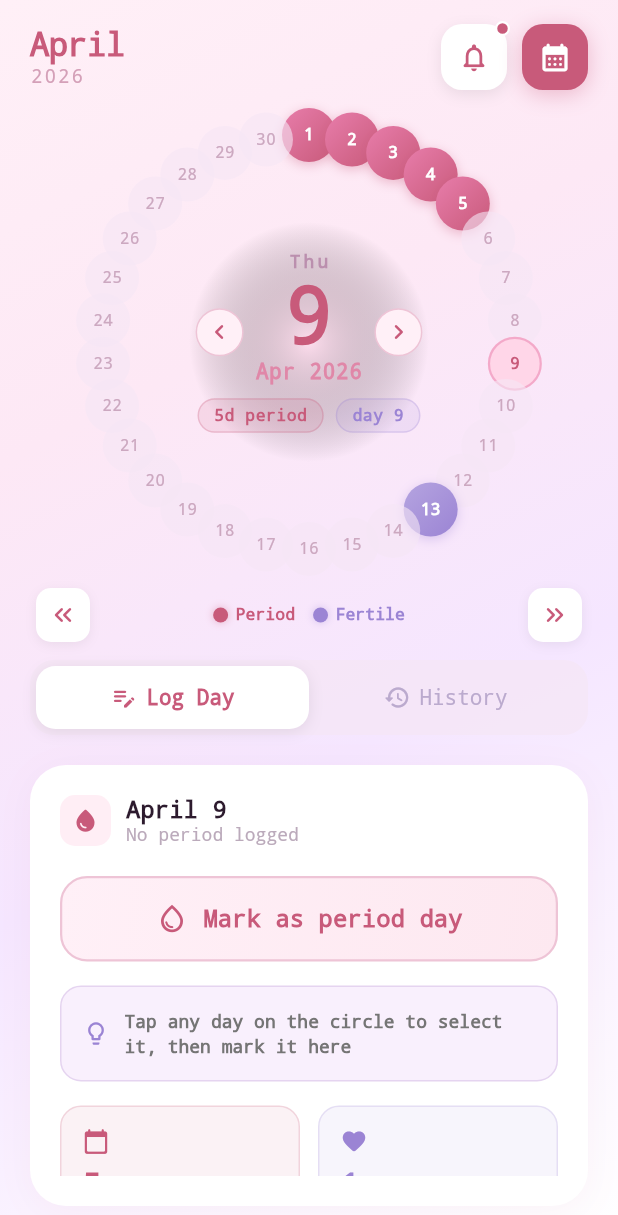
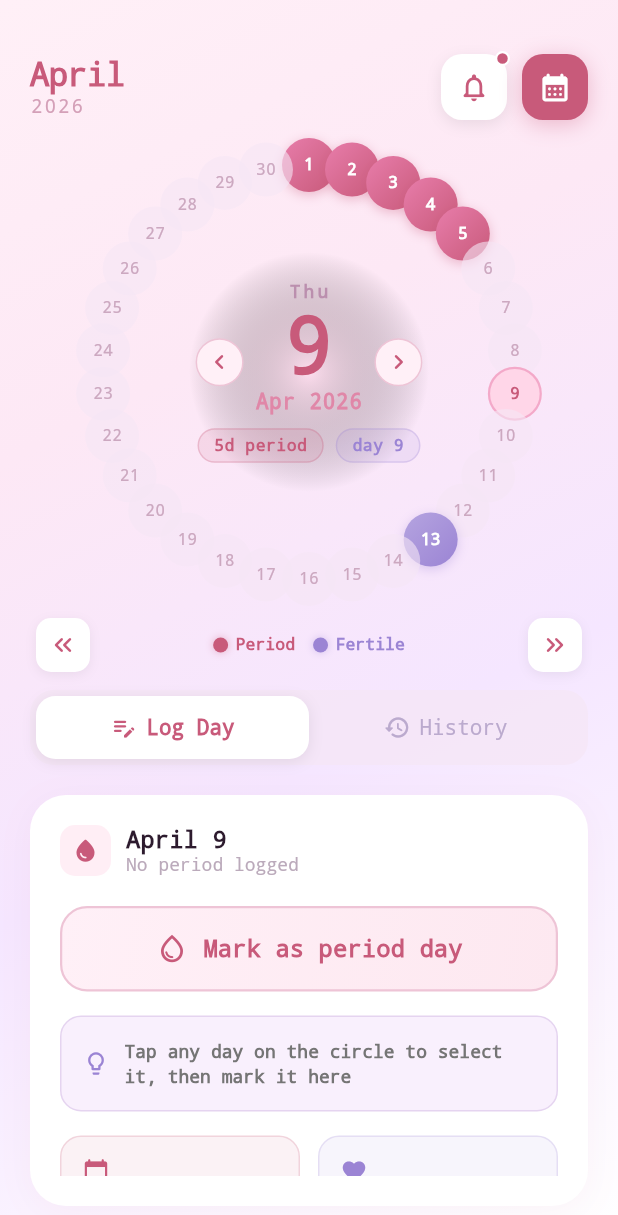
Before and after one commit to SreelakshmiKSudheer/She-Health, a Flutter app: the DashboardPage screen opened directly, scrolled down 222 dp, after a tap on "--", on a phone screen of 412 x 824 dp. Shown: the top 1215 px of the screen. Run offline on Flutter 3.47's test engine with Material 3 defaults, Android fonts, the phone set to English and light mode, and no system bars; our stand-ins replace cloud_firestore, firebase_core, flutter_dotenv, shared_preferences, sqflite, sqflite_common_ffi_web; accounts and stored records are empty; network calls fail.

Commit message:
top margin handling

```diff
--- a/shehealth/lib/calendar.dart
+++ b/shehealth/lib/calendar.dart
@@ -520,7 +520,7 @@ class _PeriodCalendarWidgetState extends State<PeriodCalendarWidget>
 
   Widget _buildHeader() {
     return Padding(
-      padding: const EdgeInsets.fromLTRB(20, 16, 20, 8),
+      padding: const EdgeInsets.fromLTRB(20, 36, 20, 8),
       child: Row(
         mainAxisAlignment: MainAxisAlignment.spaceBetween,
         children: [
```
